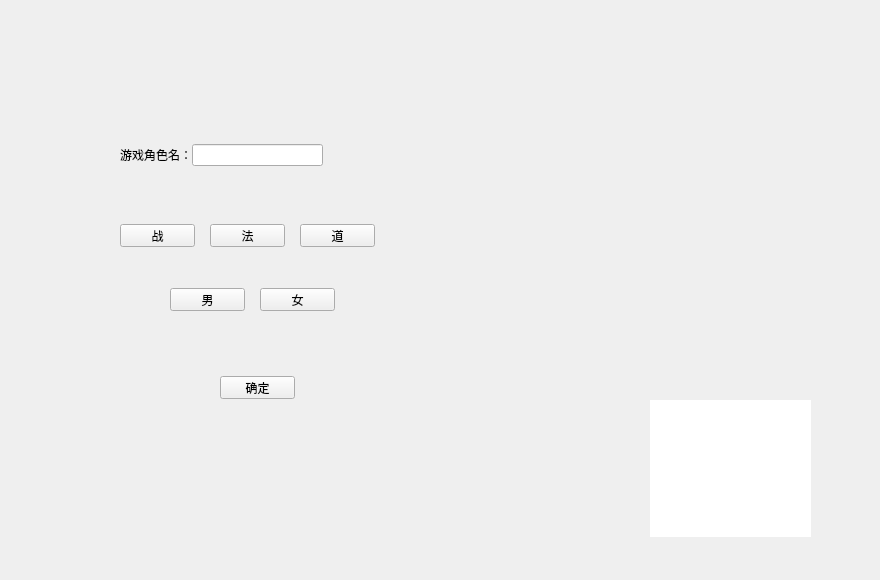
This is code/mirror/login_create.ui in simon0xia/mirror as Qt 5 draws it before an edit. The edited form follows.
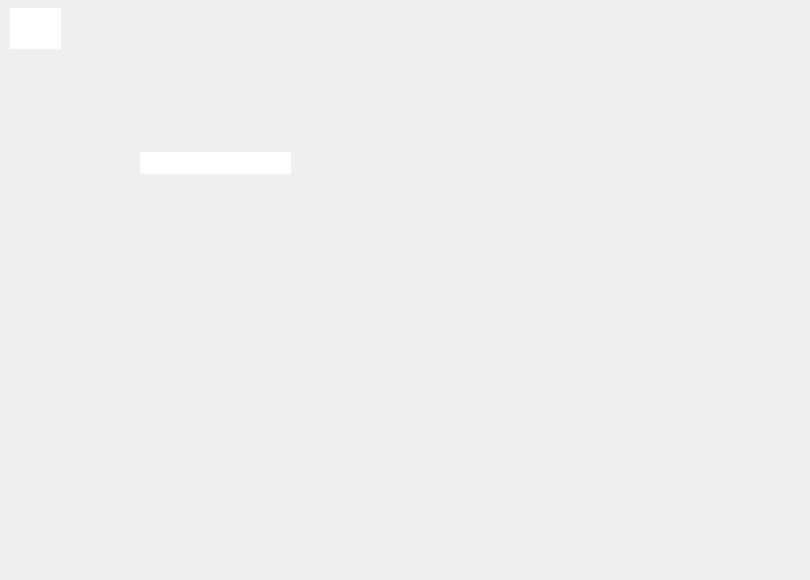
This is the edited form. Icons and pictures are not drawn.

Commit message: 美化创建角色界面

```diff
--- a/code/mirror/login_create.ui
+++ b/code/mirror/login_create.ui
@@ -6,51 +6,69 @@
    <rect>
     <x>0</x>
     <y>0</y>
-    <width>880</width>
+    <width>810</width>
     <height>580</height>
    </rect>
   </property>
   <property name="windowTitle">
    <string>login_create</string>
   </property>
+  <property name="styleSheet">
+   <string notr="true">background-image: url(:/mirror/Resources/bg03.png);</string>
+  </property>
   <widget class="QLineEdit" name="edit_role_name">
    <property name="geometry">
     <rect>
-     <x>192</x>
-     <y>144</y>
-     <width>131</width>
+     <x>140</x>
+     <y>152</y>
+     <width>151</width>
      <height>22</height>
     </rect>
    </property>
+   <property name="styleSheet">
+    <string notr="true">color: rgb(255, 255, 255);</string>
+   </property>
    <property name="maxLength">
     <number>20</number>
    </property>
+   <property name="frame">
+    <bool>false</bool>
+   </property>
   </widget>
   <widget class="QPushButton" name="btn_ok">
    <property name="geometry">
     <rect>
-     <x>220</x>
-     <y>376</y>
-     <width>75</width>
-     <height>23</height>
+     <x>170</x>
+     <y>408</y>
+     <width>85</width>
+     <height>30</height>
     </rect>
    </property>
+   <property name="styleSheet">
+    <string notr="true">background-image: url(:/mirror/Resources/bg03_6.png);</string>
+   </property>
    <property name="text">
-    <string>确定</string>
+    <string/>
+   </property>
+   <property name="flat">
+    <bool>true</bool>
    </property>
   </widget>
   <widget class="QTextEdit" name="edit_display">
    <property name="geometry">
     <rect>
-     <x>650</x>
-     <y>400</y>
-     <width>161</width>
-     <height>137</height>
+     <x>10</x>
+     <y>8</y>
+     <width>51</width>
+     <height>41</height>
     </rect>
    </property>
    <property name="frameShape">
     <enum>QFrame::NoFrame</enum>
    </property>
+   <property name="frameShadow">
+    <enum>QFrame::Plain</enum>
+   </property>
    <property name="verticalScrollBarPolicy">
     <enum>Qt::ScrollBarAlwaysOff</enum>
    </property>
@@ -67,90 +85,110 @@
   <widget class="QPushButton" name="btn_vocation_1">
    <property name="geometry">
     <rect>
-     <x>120</x>
-     <y>224</y>
-     <width>75</width>
-     <height>23</height>
+     <x>140</x>
+     <y>197</y>
+     <width>45</width>
+     <height>40</height>
     </rect>
    </property>
+   <property name="styleSheet">
+    <string notr="true">background-image: url(:/mirror/Resources/bg03_1.png);</string>
+   </property>
    <property name="text">
-    <string>战</string>
+    <string/>
+   </property>
+   <property name="flat">
+    <bool>true</bool>
    </property>
   </widget>
   <widget class="QPushButton" name="btn_vocation_2">
    <property name="geometry">
     <rect>
-     <x>210</x>
-     <y>224</y>
-     <width>75</width>
-     <height>23</height>
+     <x>194</x>
+     <y>197</y>
+     <width>45</width>
+     <height>40</height>
     </rect>
    </property>
+   <property name="styleSheet">
+    <string notr="true">background-image: url(:/mirror/Resources/bg03_2.png);</string>
+   </property>
    <property name="text">
-    <string>法</string>
+    <string/>
+   </property>
+   <property name="flat">
+    <bool>true</bool>
    </property>
   </widget>
   <widget class="QPushButton" name="btn_vocation_3">
    <property name="geometry">
     <rect>
-     <x>300</x>
-     <y>224</y>
-     <width>75</width>
-     <height>23</height>
+     <x>245</x>
+     <y>197</y>
+     <width>45</width>
+     <height>40</height>
     </rect>
    </property>
+   <property name="styleSheet">
+    <string notr="true">background-image: url(:/mirror/Resources/bg03_3.png);</string>
+   </property>
    <property name="text">
-    <string>道</string>
+    <string/>
+   </property>
+   <property name="flat">
+    <bool>true</bool>
    </property>
   </widget>
   <widget class="QPushButton" name="btn_gender_m">
    <property name="geometry">
     <rect>
-     <x>170</x>
-     <y>288</y>
-     <width>75</width>
-     <height>23</height>
+     <x>152</x>
+     <y>260</y>
+     <width>45</width>
+     <height>40</height>
     </rect>
    </property>
+   <property name="styleSheet">
+    <string notr="true">background-image: url(:/mirror/Resources/bg03_4.png);</string>
+   </property>
    <property name="text">
-    <string>男</string>
+    <string/>
+   </property>
+   <property name="flat">
+    <bool>true</bool>
    </property>
   </widget>
   <widget class="QPushButton" name="btn_gender_f">
    <property name="geometry">
     <rect>
-     <x>260</x>
-     <y>288</y>
-     <width>75</width>
-     <height>23</height>
+     <x>230</x>
+     <y>260</y>
+     <width>45</width>
+     <height>40</height>
     </rect>
    </property>
-   <property name="text">
-    <string>女</string>
+   <property name="styleSheet">
+    <string notr="true">background-image: url(:/mirror/Resources/bg03_5.png);</string>
    </property>
-  </widget>
-  <widget class="QLabel" name="label">
-   <property name="geometry">
-    <rect>
-     <x>120</x>
-     <y>144</y>
-     <width>71</width>
-     <height>22</height>
-    </rect>
-   </property>
    <property name="text">
-    <string>游戏角色名：</string>
+    <string/>
+   </property>
+   <property name="flat">
+    <bool>true</bool>
    </property>
   </widget>
   <widget class="QLabel" name="lbl_role_photo">
    <property name="geometry">
     <rect>
-     <x>400</x>
-     <y>104</y>
+     <x>430</x>
+     <y>128</y>
      <width>221</width>
      <height>329</height>
     </rect>
    </property>
+   <property name="styleSheet">
+    <string notr="true"/>
+   </property>
    <property name="text">
     <string/>
    </property>
```
The commit also changes 15 other files.
